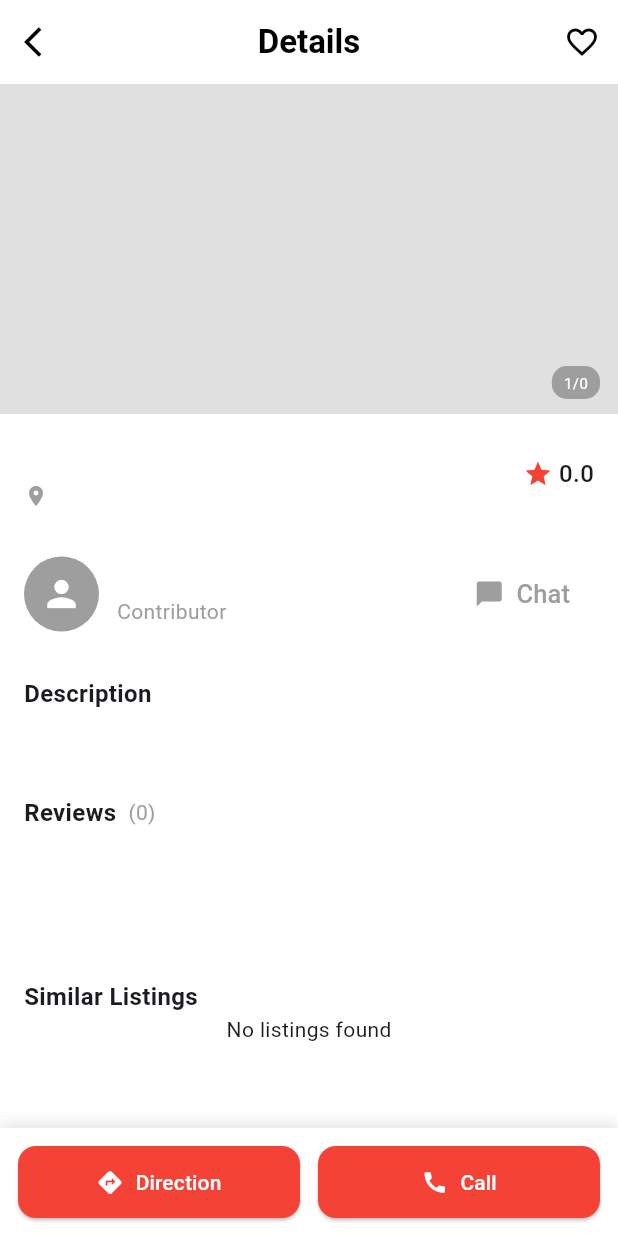
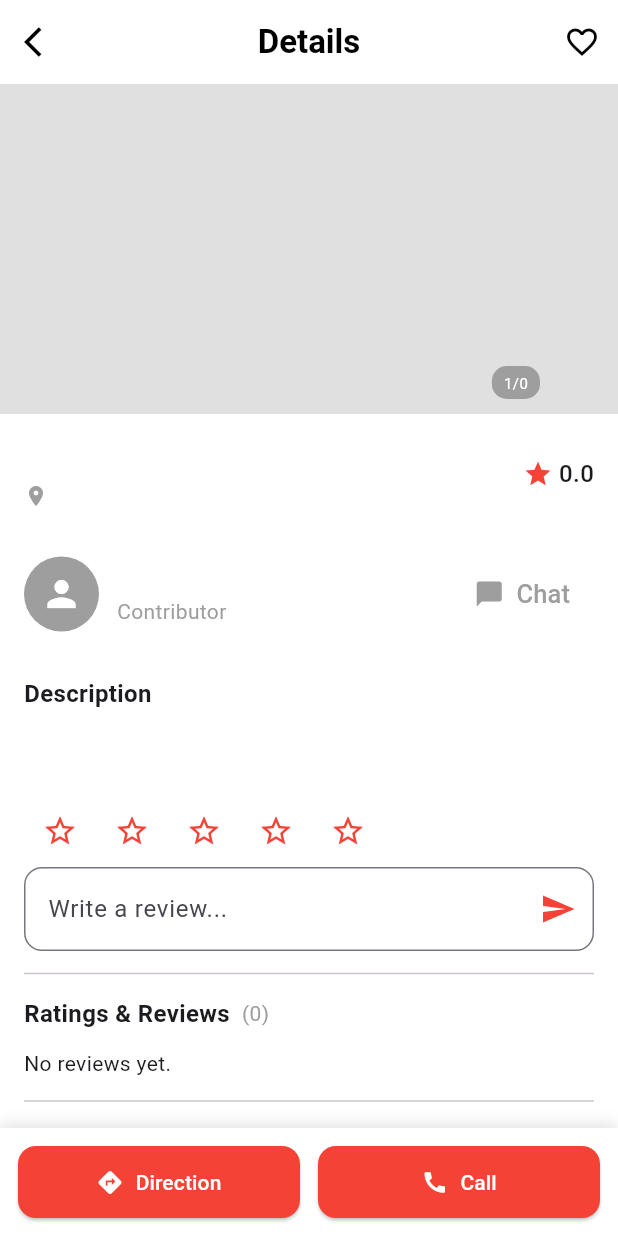
Before and after one commit to Nishan-Mandal/Startup-2.0, a Flutter app: the ListingDetailScreen screen opened directly with empty values, on a phone screen of 412 x 824 dp. Run offline on Flutter 3.47's test engine with Material 3 defaults, Android fonts, the phone set to English and light mode, and no system bars; our stand-ins replace cached_network_image, carousel_slider, cloud_firestore, firebase_core, firebase_storage, flutter_image_compress and 4 more; accounts and stored records are empty; network calls fail.

Commit message:
feat: add more features

```diff
--- /dev/null
+++ b/lib/data/models/review_model.dart
@@ -0,0 +1,41 @@
+import 'package:cloud_firestore/cloud_firestore.dart';
+
+class Review {
+  final String reviewId; // Unique ID
+  final String userId;
+  final String userName;
+  final double rating;
+  final String comment;
+  final DateTime createdAt;
+
+  Review({
+    required this.reviewId,
+    required this.userId,
+    required this.userName,
+    required this.rating,
+    required this.comment,
+    required this.createdAt,
+  });
+
+  factory Review.fromJson(Map<String, dynamic> json, String docId) {
+    return Review(
+      reviewId: docId, // Take Firestore docId
+      userId: json['userId'],
+      userName: json['userName'],
+      rating: (json['rating'] as num).toDouble(),
+      comment: json['comment'],
+      createdAt: (json['createdAt'] as Timestamp).toDate(),
+    );
+  }
+
+  Map<String, dynamic> toJson() {
+    return {
+      'reviewId': reviewId, // Optional: store in Firestore
+      'userId': userId,
+      'userName': userName,
+      'rating': rating,
+      'comment': comment,
+      'createdAt': createdAt,
+    };
+  }
+}
--- a/lib/presentation/common_widgets/common_widgets.dart
+++ b/lib/presentation/common_widgets/common_widgets.dart
@@ -196,7 +196,7 @@ class CommonWidgets {
                       ? listing.images.first.thumbUrl
                       : listing.images.first.fullUrl)
                   : "http://firebasestorage.googleapis.com/v0/b/startup20-5eaa7.firebasestorage.app/o/static%2FImage_Placeholder.jpg?alt=media&token=22a0ec73-6352-4885-bfaf-c485750af28f",
-              height: 120,
+              height: 100,
               width: double.infinity,
               fit: BoxFit.cover,
               errorBuilder:
--- a/lib/presentation/screens/bottom_nav_screen.dart
+++ b/lib/presentation/screens/bottom_nav_screen.dart
@@ -39,7 +39,7 @@ class _BottomNavScreenState extends State<BottomNavScreen> {
         extendBody: true,
         bottomNavigationBar: AnimatedContainer(
           duration: const Duration(milliseconds: 400),
-          height: navProvider.isVisible ? kBottomNavigationBarHeight+10 : 0,
+          height: navProvider.isVisible ? kBottomNavigationBarHeight: 0,
           decoration: BoxDecoration(
             color: AppColors.WHITE,
             boxShadow: [
--- a/lib/presentation/screens/contribute_screen.dart
+++ b/lib/presentation/screens/contribute_screen.dart
@@ -1,4 +1,3 @@
-import 'package:cloud_firestore/cloud_firestore.dart';
 import 'package:flutter/material.dart';
 import 'package:startup_20/core/constants/app_colors.dart';
 import 'package:startup_20/presentation/screens/add_listing_screen.dart';
--- a/lib/presentation/screens/home_screen.dart
+++ b/lib/presentation/screens/home_screen.dart
@@ -12,7 +12,6 @@ import 'package:startup_20/data/models/home_model.dart';
 import 'package:startup_20/data/models/listing_model.dart';
 import 'package:startup_20/presentation/common_methods/common_methods.dart';
 import 'package:startup_20/presentation/common_widgets/common_widgets.dart';
-import 'package:startup_20/presentation/screens/listing_detail_screen.dart';
 import 'package:startup_20/presentation/screens/listing_screen.dart';
 import 'package:startup_20/presentation/screens/search_screen.dart';
 import 'package:startup_20/providers/bottom_nav_provider.dart';
@@ -283,7 +282,7 @@ class _HomeScreenState extends State<HomeScreen> {
                                   crossAxisCount: 2,
                                   crossAxisSpacing: 12,
                                   mainAxisSpacing: 12,
-                                  childAspectRatio: 3 / 3.8,
+                                  childAspectRatio: 3 / 3.9,
                                 ),
                             itemBuilder:
                                 (context, index) =>
@@ -479,7 +478,7 @@ class _HomeScreenState extends State<HomeScreen> {
                 width: 60,
                 padding: EdgeInsets.all(10),
                 decoration: BoxDecoration(
-                  color: AppColors.GREY_SHADE_50,
+                  color: AppColors.WHITE,
                   borderRadius: BorderRadius.circular(16),
                   border: Border.all(color: AppColors.GREY_SHADE_300),
                 ),
--- a/lib/presentation/screens/listing_detail_screen.dart
+++ b/lib/presentation/screens/listing_detail_screen.dart
@@ -1,16 +1,23 @@
+import 'dart:io';
+
 import 'package:cloud_firestore/cloud_firestore.dart';
 import 'package:flutter/material.dart';
 import 'package:startup_20/core/constants/app_colors.dart';
 import 'package:startup_20/data/models/listing_model.dart';
+import 'package:startup_20/data/models/review_model.dart';
 import 'package:startup_20/presentation/common_methods/common_methods.dart';
 import 'package:startup_20/presentation/common_widgets/common_widgets.dart';
+import 'package:url_launcher/url_launcher.dart';
 
 class ListingDetailScreen extends StatefulWidget {
   final Listing listing;
   final List<Listing> similarListings;
 
-
-  const ListingDetailScreen({super.key, required this.listing, required this.similarListings});
+  const ListingDetailScreen({
+    super.key,
+    required this.listing,
+    required this.similarListings,
+  });
 
   @override
   State<ListingDetailScreen> createState() => _ListingDetailScreenState();
@@ -20,6 +27,10 @@ class _ListingDetailScreenState extends State<ListingDetailScreen> {
   final PageController _pageController = PageController();
   int _currentPage = 0;
 
+  double _selectedRating = 0;
+  final TextEditingController _reviewController = TextEditingController();
+
+  // ---------- Helper Methods ----------
   String getRatingLabel(double rating) {
     if (rating <= 1) return "Poor";
     if (rating <= 2) return "Good";
@@ -29,15 +40,14 @@ class _ListingDetailScreenState extends State<ListingDetailScreen> {
   }
 
   Future<List<Listing>> fetchListings() async {
-  // If similarListings is already passed, use it
     if (widget.similarListings.isNotEmpty) {
       return widget.similarListings
           .where((listing) => listing.listingId != widget.listing.listingId)
           .toList();
     }
 
-  // Otherwise fetch from Firestore
-  final snapshot = await FirebaseFirestore.instance
+    final snapshot =
+        await FirebaseFirestore.instance
             .collection("listings")
             .where("category", isEqualTo: widget.listing.category)
             .orderBy("createdAt", descending: true)
@@ -49,62 +59,80 @@ Future<List<Listing>> fetchListings() async {
         .toList();
   }
 
+  Future<void> _submitReview() async {
+    if (_selectedRating == 0 || _reviewController.text.isEmpty) {
+      ScaffoldMessenger.of(context).showSnackBar(
+        const SnackBar(content: Text("Please give a rating and review")),
+      );
+      return;
+    }
+
+    final reviewsRef =
+        FirebaseFirestore.instance
+            .collection("listings")
+            .doc(widget.listing.listingId)
+            .collection("reviews")
+            .doc();
+
+    final review = Review(
+      reviewId: reviewsRef.id,
+      userId: "123", // Replace with logged-in userId
+      userName: "John Doe", // Replace with logged-in userName
+      rating: _selectedRating,
+      comment: _reviewController.text,
+      createdAt: DateTime.now(),
+    );
+
+    await reviewsRef.set(review.toJson());
+
+    _reviewController.clear();
+    setState(() => _selectedRating = 0);
+
+    ScaffoldMessenger.of(context).showSnackBar(
+      const SnackBar(content: Text("Review submitted successfully")),
+    );
+  }
+
+  void _launchCaller(String phoneNumber) async {
+    final Uri launchUri = Uri(scheme: 'tel', path: phoneNumber);
+    try {
+      bool launched = await launchUrl(
+        launchUri,
+        mode: LaunchMode.platformDefault,
+      );
+      if (!launched) {
+        ScaffoldMessenger.of(context).showSnackBar(
+          const SnackBar(content: Text("Could not launch dialer")),
+        );
+      }
+    } catch (e) {
+      ScaffoldMessenger.of(
+        context,
+      ).showSnackBar(SnackBar(content: Text("Error launching dialer: $e")));
+    }
+  }
 
   @override
   void dispose() {
     _pageController.dispose();
+    _reviewController.dispose();
     super.dispose();
   }
 
-  @override
-  Widget build(BuildContext context) {
-    final listing = widget.listing;
-
-    return Scaffold(
-      backgroundColor: AppColors.WHITE,
-
-      appBar: AppBar(
-        backgroundColor: AppColors.WHITE,
-        elevation: 0,
-        centerTitle: true,
-        leading: IconButton(
-          icon: const Icon(Icons.arrow_back_ios, color: AppColors.BLACK),
-          onPressed: () => Navigator.pop(context),
-        ),
-        title: const Text(
-          "Details",
-          style: TextStyle(color: AppColors.BLACK, fontWeight: FontWeight.bold),
-        ),
-        actions: [
-          IconButton(
-            icon: const Icon(Icons.favorite_border, color: AppColors.BLACK),
-            onPressed: () {},
-          ),
-        ],
-      ),
-
-      body: SingleChildScrollView(
-        child: Column(
-          crossAxisAlignment: CrossAxisAlignment.start,
-          children: [
-            // 🔹 Image Carousel with Dots + Counter
-            Container(
+  // ---------- Widgets ----------
+  Widget _buildImageCarousel(Listing listing) {
+    return Container(
+      padding: EdgeInsets.symmetric(horizontal: 40),
       height: 220,
       width: double.infinity,
       color: AppColors.GREY_SHADE_300,
       child: Stack(
         alignment: Alignment.bottomCenter,
         children: [
-                  Container(
-                    padding: const EdgeInsets.symmetric(horizontal: 50),
-                    child: PageView.builder(
+          PageView.builder(
             controller: _pageController,
             itemCount: listing.images.length,
-                      onPageChanged: (index) {
-                        setState(() {
-                          _currentPage = index;
-                        });
-                      },
+            onPageChanged: (index) => setState(() => _currentPage = index),
             itemBuilder: (context, index) {
               return Image.network(
                 listing.images[index].fullUrl,
@@ -113,10 +141,15 @@ Future<List<Listing>> fetchListings() async {
               );
             },
           ),
+          _buildDotsIndicator(listing),
+          _buildImageCounter(listing),
+        ],
       ),
+    );
+  }
 
-                  // 🔹 Dots Indicator
-                  Positioned(
+  Widget _buildDotsIndicator(Listing listing) {
+    return Positioned(
       bottom: 10,
       left: 0,
       right: 0,
@@ -138,42 +171,34 @@ Future<List<Listing>> fetchListings() async {
           ),
         ),
       ),
-                  ),
+    );
+  }
 
-                  // 🔹 Image Count
-                  Positioned(
+  Widget _buildImageCounter(Listing listing) {
+    return Positioned(
       bottom: 10,
       right: 12,
       child: Container(
-                      padding: const EdgeInsets.symmetric(
-                        horizontal: 8,
-                        vertical: 4,
-                      ),
+        padding: const EdgeInsets.symmetric(horizontal: 8, vertical: 4),
         decoration: BoxDecoration(
           color: AppColors.GREY,
           borderRadius: BorderRadius.circular(10),
         ),
         child: Text(
           "${_currentPage + 1}/${listing.images.length}",
-                        style: const TextStyle(
-                          color: AppColors.WHITE,
-                          fontSize: 10,
+          style: const TextStyle(color: AppColors.WHITE, fontSize: 10),
         ),
       ),
-                    ),
-                  ),
-                ],
-              ),
-            ),
+    );
+  }
 
-            const SizedBox(height: 15),
-
-            // 🔹 Shop Name + Location + Rating
-            Padding(
+  Widget _buildListingInfo(Listing listing) {
+    return Padding(
       padding: const EdgeInsets.symmetric(horizontal: 16.0),
       child: Row(
         mainAxisAlignment: MainAxisAlignment.spaceBetween,
         children: [
+          // Left side (Name + Location)
           Column(
             crossAxisAlignment: CrossAxisAlignment.start,
             children: [
@@ -200,13 +225,10 @@ Future<List<Listing>> fetchListings() async {
               ),
             ],
           ),
+          // Right side (Rating)
           Row(
             children: [
-                      const Icon(
-                        Icons.star,
-                        color: AppColors.THEME_COLOR,
-                        size: 20,
-                      ),
+              const Icon(Icons.star, color: AppColors.THEME_COLOR, size: 20),
               const SizedBox(width: 4),
               Text(
                 listing.rating.toStringAsFixed(1),
@@ -219,12 +241,11 @@ Future<List<Listing>> fetchListings() async {
           ),
         ],
       ),
-            ),
+    );
+  }
 
-            const SizedBox(height: 30),
-
-            // 🔹 Seller Section (dummy, since not in Listing model)
-            Padding(
+  Widget _buildSellerSection(Listing listing) {
+    return Padding(
       padding: const EdgeInsets.symmetric(horizontal: 16.0),
       child: Row(
         children: [
@@ -265,61 +286,124 @@ Future<List<Listing>> fetchListings() async {
           ),
         ],
       ),
-            ),
+    );
+  }
 
-            const SizedBox(height: 30),
-
-            // 🔹 Description
-            const Padding(
-              padding: EdgeInsets.symmetric(horizontal: 16.0),
-              child: Text(
-                "Description",
-                style: TextStyle(fontWeight: FontWeight.bold, fontSize: 16),
-              ),
-            ),
-            Padding(
-              padding: const EdgeInsets.symmetric(
-                horizontal: 16.0,
-                vertical: 8,
-              ),
+  Widget _buildDescription(Listing listing) {
+    return Padding(
+      padding: const EdgeInsets.symmetric(horizontal: 16.0, vertical: 8),
       child: Text(
         listing.description,
         style: const TextStyle(color: AppColors.GREY, height: 1.4),
       ),
+    );
+  }
+
+  Widget _buildReviewInput() {
+    return Column(
+      crossAxisAlignment: CrossAxisAlignment.start,
+      children: [
+        Row(
+          children: List.generate(5, (index) {
+            return IconButton(
+              onPressed: () => setState(() => _selectedRating = index + 1.0),
+              icon: Icon(
+                index < _selectedRating ? Icons.star : Icons.star_border,
+                color: AppColors.THEME_COLOR,
               ),
+            );
+          }),
+        ),
+        TextField(
+          controller: _reviewController,
+          decoration: InputDecoration(
+            hintText: "Write a review...",
+            border: OutlineInputBorder(borderRadius: BorderRadius.circular(12)),
+            suffixIcon: IconButton(
+              icon: const Icon(Icons.send),
+              color: AppColors.THEME_COLOR,
+              onPressed: _submitReview,
+            ),
+          ),
+        ),
+      ],
+    );
+  }
 
-            const SizedBox(height: 20),
+  Widget _buildReviews(Listing listing) {
+    return StreamBuilder<QuerySnapshot>(
+      stream:
+          FirebaseFirestore.instance
+              .collection("listings")
+              .doc(listing.listingId)
+              .collection("reviews")
+              .orderBy("createdAt", descending: true)
+              .snapshots(),
+      builder: (context, snapshot) {
+        if (!snapshot.hasData) {
+          return const Center(child: CircularProgressIndicator());
+        }
 
-            // 🔹 Reviews (just count for now)
-            Padding(
-              padding: const EdgeInsets.symmetric(horizontal: 16.0),
-              child: Row(
+        final reviews =
+            snapshot.data!.docs
+                .map(
+                  (doc) => Review.fromJson(
+                    doc.data() as Map<String, dynamic>,
+                    doc.id,
+                  ),
+                )
+                .toList();
+
+        if (reviews.isEmpty) {
+          return const Text("No reviews yet.");
+        }
+
+        return ListView.builder(
+          shrinkWrap: true,
+          physics: const NeverScrollableScrollPhysics(),
+          itemCount: reviews.length,
+          itemBuilder: (context, index) {
+            final r = reviews[index];
+            return ListTile(
+              leading: const CircleAvatar(
+                backgroundColor: AppColors.GREY_SHADE_300,
+                child: Icon(Icons.person, color: AppColors.BLACK),
+              ),
+               title: Row(
   children: [
-                  const Text(
-                    "Reviews",
-                    style: TextStyle(fontWeight: FontWeight.bold, fontSize: 16),
+    Expanded(
+      child: Text(
+        r.userName,
+        style: const TextStyle(fontWeight: FontWeight.bold),
+        overflow: TextOverflow.ellipsis, // Truncate long names
       ),
-                  const SizedBox(width: 8),
-                  Text(
-                    "(${listing.reviews})",
-                    style: const TextStyle(color: AppColors.GREY),
+    ),
+    const SizedBox(width: 6),
+    Row(
+      children: List.generate(5, (i) {
+        return Icon(
+          i < r.rating ? Icons.star : Icons.star_border,
+          size: 16,
+          color: AppColors.THEME_COLOR,
+        );
+      }),
     ),
   ],
 ),
+              subtitle: Text(r.comment),
+              trailing: Text(
+                "${r.createdAt.day}/${r.createdAt.month}/${r.createdAt.year}",
+                style: const TextStyle(color: AppColors.GREY, fontSize: 12),
               ),
+            );
+          },
+        );
+      },
+    );
+  }
 
-            const SizedBox(height: 100),
-
-            const Padding(
-              padding: EdgeInsets.symmetric(horizontal: 16.0),
-              child: Text(
-                "Similar Listings",
-                style: TextStyle(fontWeight: FontWeight.bold, fontSize: 16),
-              ),
-            ),
-
-            // 🔹 Similar Listings
-            FutureBuilder<List<Listing>>(
+  Widget _buildSimilarListings() {
+    return FutureBuilder<List<Listing>>(
       future: fetchListings(),
       builder: (context, snapshot) {
         if (snapshot.connectionState == ConnectionState.waiting) {
@@ -328,15 +412,13 @@ Future<List<Listing>> fetchListings() async {
             shrinkWrap: true,
             physics: const NeverScrollableScrollPhysics(),
             itemCount: 6,
-                    gridDelegate:
-                        const SliverGridDelegateWithFixedCrossAxisCount(
+            gridDelegate: const SliverGridDelegateWithFixedCrossAxisCount(
               crossAxisCount: 2,
               crossAxisSpacing: 12,
               mainAxisSpacing: 12,
               childAspectRatio: 3 / 3.5,
             ),
-                    itemBuilder:
-                        (context, index) => CommonWidgets.shimmerlistingCard(),
+            itemBuilder: (context, index) => CommonWidgets.shimmerlistingCard(),
           );
         }
         if (snapshot.hasError) {
@@ -362,23 +444,24 @@ Future<List<Listing>> fetchListings() async {
           ),
           itemBuilder: (context, index) {
             final l = listings[index];
-
             return GestureDetector(
               onTap: () {
-                        CommonMethods.navigateToListingDetailScreen(context, l, widget.similarListings);
+                CommonMethods.navigateToListingDetailScreen(
+                  context,
+                  l,
+                  widget.similarListings,
+                );
               },
               child: CommonWidgets.listingCard(l),
             );
           },
         );
       },
-            ),
-          ],
-        ),
-      ),
+    );
+  }
 
-      // 🔹 Bottom Action Buttons
-      bottomNavigationBar: Container(
+  Widget _buildBottomButtons() {
+    return Container(
       padding: const EdgeInsets.all(12),
       decoration: const BoxDecoration(
         color: AppColors.WHITE,
@@ -404,7 +487,31 @@ Future<List<Listing>> fetchListings() async {
               ),
               icon: const Icon(Icons.directions),
               label: const Text("Direction"),
-                onPressed: () {},
+              onPressed: () async {
+                final lat = widget.listing.geo.lat;
+                final lng = widget.listing.geo.lng;
+
+                Uri url;
+
+                if (Platform.isIOS) {
+                  // Apple Maps
+                  url = Uri.parse("http://maps.apple.com/?daddr=$lat,$lng");
+                } else {
+                  // Google Maps (Android or fallback)
+                  url = Uri.parse(
+                    "https://www.google.com/maps/dir/?api=1&destination=$lat,$lng",
+                  );
+                }
+
+                if (!await launchUrl(
+                  url,
+                  mode: LaunchMode.externalApplication,
+                )) {
+                  ScaffoldMessenger.of(context).showSnackBar(
+                    const SnackBar(content: Text("Could not open Maps")),
+                  );
+                }
+              },
             ),
           ),
           const SizedBox(width: 12),
@@ -420,12 +527,101 @@ Future<List<Listing>> fetchListings() async {
               ),
               icon: const Icon(Icons.call),
               label: const Text("Call"),
-                onPressed: () {},
+              onPressed: () => _launchCaller(widget.listing.phone),
             ),
           ),
         ],
       ),
+    );
+  }
+
+  // ---------- Main Build ----------
+  @override
+  Widget build(BuildContext context) {
+    final listing = widget.listing;
+
+    return Scaffold(
+      backgroundColor: AppColors.WHITE,
+      appBar: AppBar(
+        backgroundColor: AppColors.WHITE,
+        elevation: 0,
+        centerTitle: true,
+        leading: IconButton(
+          icon: const Icon(Icons.arrow_back_ios, color: AppColors.BLACK),
+          onPressed: () => Navigator.pop(context),
         ),
+        title: const Text(
+          "Details",
+          style: TextStyle(color: AppColors.BLACK, fontWeight: FontWeight.bold),
+        ),
+        actions: [
+          IconButton(
+            icon: const Icon(Icons.favorite_border, color: AppColors.BLACK),
+            onPressed: () {},
+          ),
+        ],
+      ),
+      body: SingleChildScrollView(
+        child: Column(
+          crossAxisAlignment: CrossAxisAlignment.start,
+          children: [
+            _buildImageCarousel(listing),
+            const SizedBox(height: 15),
+            _buildListingInfo(listing),
+            const SizedBox(height: 30),
+            _buildSellerSection(listing),
+            const SizedBox(height: 30),
+            const Padding(
+              padding: EdgeInsets.symmetric(horizontal: 16.0),
+              child: Text(
+                "Description",
+                style: TextStyle(fontWeight: FontWeight.bold, fontSize: 16),
+              ),
+            ),
+            _buildDescription(listing),
+            const SizedBox(height: 20),
+            Padding(
+              padding: const EdgeInsets.symmetric(horizontal: 16.0),
+              child: Column(
+                crossAxisAlignment: CrossAxisAlignment.start,
+                children: [
+                  _buildReviewInput(),
+                  const Divider(height: 30),
+                  Row(
+                    children: [
+                      const Text(
+                        "Ratings & Reviews",
+                        style: TextStyle(
+                          fontWeight: FontWeight.bold,
+                          fontSize: 16,
+                        ),
+                      ),
+                      const SizedBox(width: 8),
+                      Text(
+                        "(${listing.reviews})",
+                        style: const TextStyle(color: AppColors.GREY),
+                      ),
+                    ],
+                  ),
+                  const SizedBox(height: 12),
+                  _buildReviews(listing),
+                  const Divider(height: 30),
+                ],
+              ),
+            ),
+            const SizedBox(height: 20),
+            const Padding(
+              padding: EdgeInsets.symmetric(horizontal: 16.0),
+              child: Text(
+                "Similar Listings",
+                style: TextStyle(fontWeight: FontWeight.bold, fontSize: 16),
+              ),
+            ),
+            _buildSimilarListings(),
+          ],
+        ),
+      ),
+      bottomNavigationBar: _buildBottomButtons(),
     );
   }
 }
--- a/lib/presentation/screens/listing_screen.dart
+++ b/lib/presentation/screens/listing_screen.dart
@@ -2,10 +2,8 @@ import 'package:cloud_firestore/cloud_firestore.dart';
 import 'package:flutter/material.dart';
 import 'package:startup_20/core/constants/app_colors.dart';
 import 'package:startup_20/data/models/listing_model.dart';
-import 'package:shimmer/shimmer.dart';
 import 'package:startup_20/presentation/common_methods/common_methods.dart';
 import 'package:startup_20/presentation/common_widgets/common_widgets.dart';
-import 'package:startup_20/presentation/screens/listing_detail_screen.dart';
 
 class ListingPage extends StatefulWidget {
   final String title;
--- a/lib/presentation/screens/search_screen.dart
+++ b/lib/presentation/screens/search_screen.dart
@@ -8,7 +8,6 @@ import 'package:startup_20/data/models/listing_model.dart';
 import 'package:startup_20/data/models/category_model.dart';
 import 'package:startup_20/presentation/common_methods/common_methods.dart';
 import 'package:startup_20/presentation/common_widgets/common_widgets.dart';
-import 'package:startup_20/presentation/screens/listing_detail_screen.dart';
 import 'package:startup_20/presentation/screens/listing_screen.dart';
 
 class SearchScreen extends StatefulWidget {
@@ -298,7 +297,7 @@ class _SearchScreenState extends State<SearchScreen> {
                                   leading: ClipRRect(
                                     borderRadius: BorderRadius.circular(8),
                                     child: CachedNetworkImage(
-                                      imageUrl: category.imageUrl ?? "",
+                                      imageUrl: category.imageUrl,
                                       width: 30,
                                       height: 30,
                                       fit: BoxFit.cover,
@@ -315,7 +314,7 @@ class _SearchScreenState extends State<SearchScreen> {
                                           ),
                                     ),
                                   ),
-                                  title: Text(category.name ?? ""),
+                                  title: Text(category.name),
                                 );
                               }),
 
--- a/pubspec.yaml
+++ b/pubspec.yaml
@@ -47,6 +47,7 @@ dependencies:
   geolocator: ^14.0.2
   shimmer: ^3.0.0
   cached_network_image: ^3.4.1
+  url_launcher: ^6.3.2
 
 dev_dependencies:
   flutter_test:
```
Also changed, not shown: lib/presentation/screens/add_listing_screen.dart (+1 -12 lines), pubspec.lock, 8 other files. Lines whose indentation alone changed are shown as unchanged.
